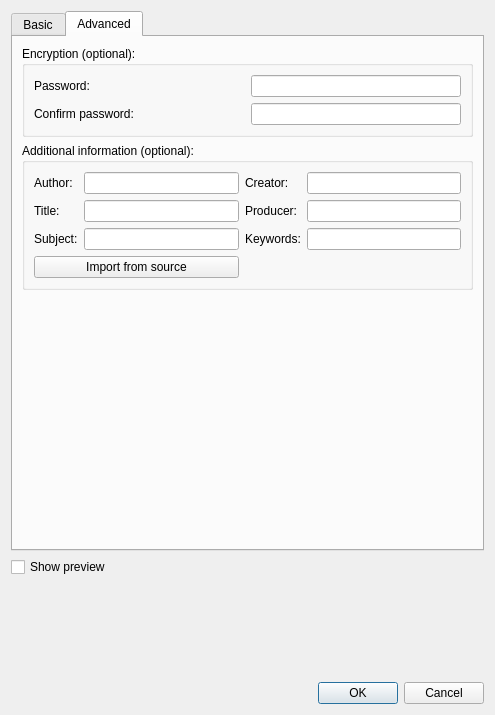
Old version of the form qt/data/PdfExportDialog.ui in the repository manisandro/gImageReader.
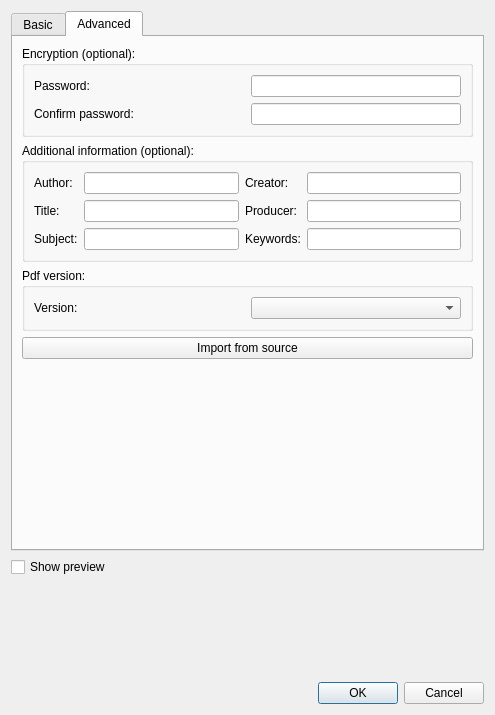
New version of the form. Icons and pictures are not drawn.

Commit message: [Qt] Add PdfVersion feature

What changed in the file:
```diff
--- a/qt/data/PdfExportDialog.ui
+++ b/qt/data/PdfExportDialog.ui
@@ -492,6 +492,25 @@
        <string>Advanced</string>
       </attribute>
       <layout class="QGridLayout" name="gridLayout_7">
+       <item row="2" column="0">
+        <widget class="QGroupBox" name="groupBoxPdfVersion">
+         <property name="title">
+          <string>Pdf version:</string>
+         </property>
+         <layout class="QHBoxLayout" name="horizontalLayout_3">
+          <item>
+           <widget class="QLabel" name="labelPdfVersion">
+            <property name="text">
+             <string>Version:</string>
+            </property>
+           </widget>
+          </item>
+          <item>
+           <widget class="QComboBox" name="comboBoxPdfVersion"/>
+          </item>
+         </layout>
+        </widget>
+       </item>
        <item row="0" column="0">
         <widget class="QGroupBox" name="groupBoxEncryption">
          <property name="title">
@@ -619,17 +638,10 @@
           <item row="2" column="3">
            <widget class="QLineEdit" name="lineEditKeywords"/>
           </item>
-          <item row="3" column="0" colspan="2">
-           <widget class="QPushButton" name="pushButtonImportAddInfo">
-            <property name="text">
-             <string>Import from source</string>
-            </property>
-           </widget>
-          </item>
          </layout>
         </widget>
        </item>
-       <item row="2" column="0">
+       <item row="4" column="0">
         <spacer name="verticalSpacer_2">
          <property name="orientation">
           <enum>Qt::Vertical</enum>
@@ -642,6 +654,13 @@
          </property>
         </spacer>
        </item>
+       <item row="3" column="0">
+        <widget class="QPushButton" name="pushButtonImportAddInfo">
+         <property name="text">
+          <string>Import from source</string>
+         </property>
+        </widget>
+       </item>
       </layout>
      </widget>
     </widget>
```
Left out of the diff: 42 changed lines with no effect on the pictures. The commit also changes 3 other files.
